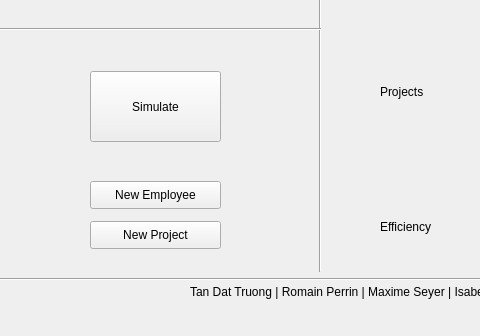
Romain96/M2S3_QualiteERP, file mainwindow.ui: the form before one commit; both pictures show x 0 to 480 and y 145 to 481 of the 823 by 481 pixel window.
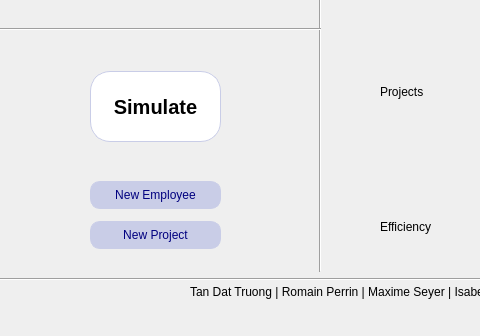
The form after the commit.

Commit message: css buttons

```diff
--- a/mainwindow.ui
+++ b/mainwindow.ui
@@ -23,6 +23,31 @@
       <height>28</height>
      </rect>
     </property>
+    <property name="styleSheet">
+     <string notr="true">QPushButton:!hover {
+background-color:rgb(201, 205, 231);
+    -moz-border-radius:16px;
+    -webkit-border-radius:16px;
+    border-radius:10px;
+    border:1px solid rgb(201, 205, 231);
+    font-family:Arial;
+    font-size:12 pt;
+    color: rgb(0, 0, 127);
+}
+
+QPushButton:hover {
+    background-color:rgb(85, 86, 200);
+    -moz-border-radius:16px;
+    -webkit-border-radius:16px;
+    border-radius:10px;
+    border:1px solid rgb(201, 205, 231);
+    font-family:Arial;
+    font-size:12 pt;
+    color: back;
+
+}
+</string>
+    </property>
     <property name="text">
      <string>New Project</string>
     </property>
@@ -143,6 +168,31 @@
       <height>28</height>
      </rect>
     </property>
+    <property name="styleSheet">
+     <string notr="true">QPushButton:!hover {
+background-color:rgb(201, 205, 231);
+    -moz-border-radius:16px;
+    -webkit-border-radius:16px;
+    border-radius:10px;
+    border:1px solid rgb(201, 205, 231);
+    font-family:Arial;
+    font-size:12 pt;
+    color: rgb(0, 0, 127);
+}
+
+QPushButton:hover {
+    background-color:rgb(85, 86, 200);
+    -moz-border-radius:16px;
+    -webkit-border-radius:16px;
+    border-radius:10px;
+    border:1px solid rgb(201, 205, 231);
+    font-family:Arial;
+    font-size:12 pt;
+    color: back;
+
+}
+</string>
+    </property>
     <property name="text">
      <string>New Employee</string>
     </property>
@@ -156,6 +206,33 @@
       <height>71</height>
      </rect>
     </property>
+    <property name="styleSheet">
+     <string notr="true">QPushButton:hover {
+background-color:rgb(85, 86, 200);
+    -moz-border-radius:28px;
+    -webkit-border-radius:28px;
+    border-radius:20px;
+    border:1px solid rgb(201, 205, 231);
+    font-family:Arial;
+    font-weight:bold;
+    font-size:20 px;
+    color: white;
+}
+
+QPushButton:!hover {
+    background-color:rgb(255, 255, 255);
+    -moz-border-radius:28px;
+    -webkit-border-radius:28px;
+    border-radius:20px;
+    border:1px solid rgb(201, 205, 231);
+    font-family:Arial;
+    font-size:20px;
+    font-weight:bold;
+
+
+}
+</string>
+    </property>
     <property name="text">
      <string>Simulate</string>
     </property>
```
